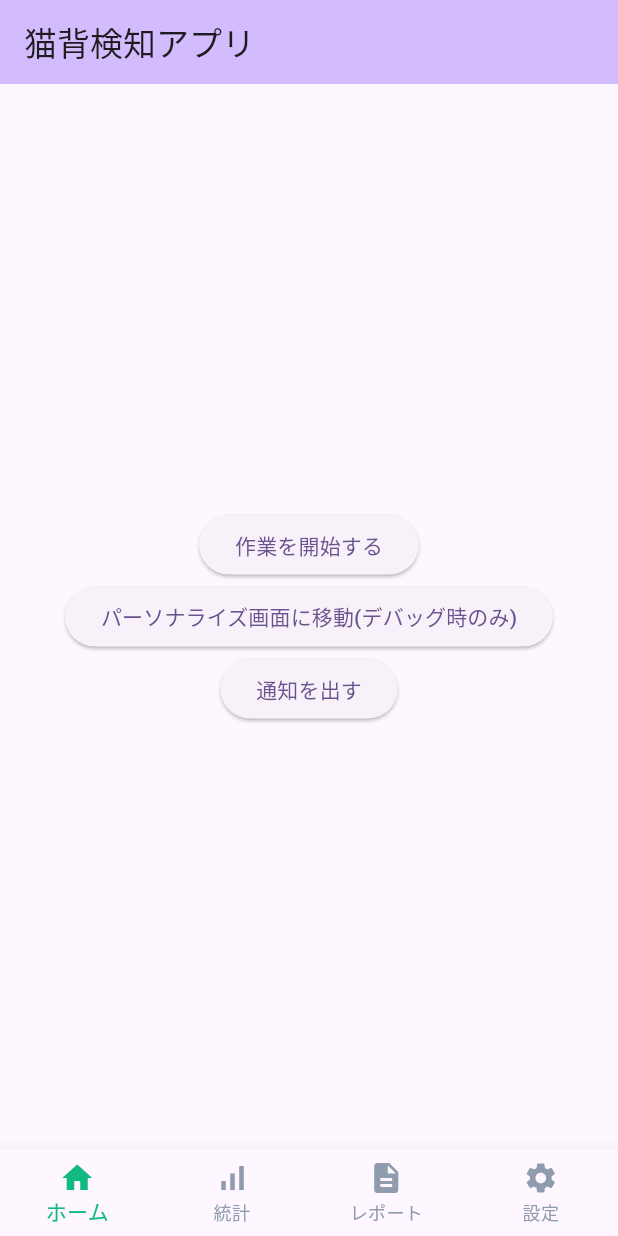
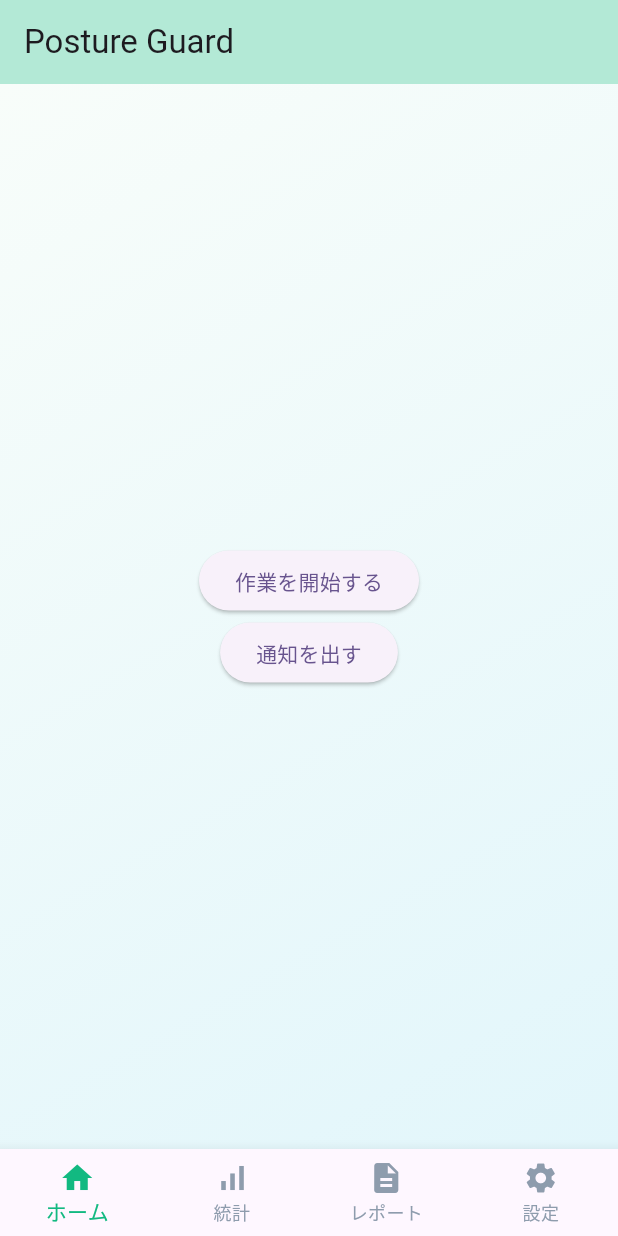
Before and after one commit to HackU-team6/frontend, a Flutter app: the screen it shows after launch, on a phone screen of 412 x 824 dp. Run offline on Flutter 3.47's test engine with Material 3 defaults, Android fonts, the phone set to English and light mode, and no system bars; our stand-ins replace flutter_local_notifications.

Commit message:
アプリのタイトルとホーム画面のタイトルを「Posture Guard」に変更し、分析画面、レポート画面、設定画面を追加

```diff
--- a/lib/nekoze_app.dart
+++ b/lib/nekoze_app.dart
@@ -7,11 +7,11 @@ class NekozeApp extends StatelessWidget {
   @override
   Widget build(BuildContext context) {
     return MaterialApp(
-      title: '猫背検知アプリ',
+      title: 'Posture Guard',
       theme: ThemeData(
         colorScheme: ColorScheme.fromSeed(seedColor: Colors.deepPurple),
       ),
-      home: const HomeScreen(title: '猫背検知アプリ'),
+      home: const HomeScreen(title: 'Posture Guard'),
       debugShowCheckedModeBanner: false,
     );
   }
--- a/lib/screen/home_screen.dart
+++ b/lib/screen/home_screen.dart
@@ -1,8 +1,11 @@
 import 'package:flutter/material.dart';
 import 'package:flutter_local_notifications/flutter_local_notifications.dart';
 import 'package:nekoze_notify/main.dart';
+import 'package:nekoze_notify/screen/analysis_screen.dart';
 import 'package:nekoze_notify/screen/home_screen_content.dart';
 import 'package:nekoze_notify/screen/personalize_screen.dart';
+import 'package:nekoze_notify/screen/report_screen.dart';
+import 'package:nekoze_notify/screen/setting_screen.dart';
 
 class HomeScreen extends StatefulWidget {
   const HomeScreen({super.key, required this.title});
@@ -26,9 +29,9 @@ class _HomeScreenState extends State<HomeScreen> {
         },
         onNotifyPressed: _showPostureNotification,
       ),
-      const Center(child: Text('統計')),
-      const Center(child: Text('レポート')),
-      const PersonalizeScreen(),
+      AnalysisScreen(),
+      ReportScreen(),
+      SettingScreen(),
     ];
   }
 
@@ -59,7 +62,7 @@ class _HomeScreenState extends State<HomeScreen> {
   Widget build(BuildContext context) {
     return Scaffold(
       appBar: AppBar(
-        backgroundColor: Theme.of(context).colorScheme.inversePrimary,
+        backgroundColor: const Color(0xFFB3E9D6),
         title: Text(widget.title),
       ),
       body: _pages[_selectedIndex],
--- a/lib/screen/home_screen_content.dart
+++ b/lib/screen/home_screen_content.dart
@@ -1,20 +1,27 @@
 // lib/screen/home_screen_content.dart
 import 'package:flutter/material.dart';
-import 'package:nekoze_notify/screen/personalize_screen.dart';
 
 class HomeScreenContent extends StatelessWidget {
   final VoidCallback onStartPressed;
   final VoidCallback onNotifyPressed;
 
   const HomeScreenContent({
-    Key? key,
+    super.key,
     required this.onStartPressed,
     required this.onNotifyPressed,
-  }) : super(key: key);
+  });
 
   @override
   Widget build(BuildContext context) {
-    return Center(
+    return Container(
+      decoration: const BoxDecoration(
+        gradient: LinearGradient(
+          begin: Alignment.topLeft,
+          end: Alignment.bottomRight,
+          colors: [Color(0xFFF8FDFA), Color(0xFFE2F6FB)],
+        ),
+      ),
+      child: Center(
         child: Column(
           mainAxisAlignment: MainAxisAlignment.center,
           children: [
@@ -23,20 +30,12 @@ class HomeScreenContent extends StatelessWidget {
               child: const Text('作業を開始する'),
             ),
             ElevatedButton(
-            onPressed: () {
-              Navigator.push(
-                context,
-                MaterialPageRoute(builder: (_) => const PersonalizeScreen()),
-              );
-            },
-            child: const Text('パーソナライズ画面に移動(デバッグ時のみ)'),
-          ),
-          ElevatedButton(
               onPressed: onNotifyPressed,
               child: const Text('通知を出す'),
             ),
           ],
         ),
+      ),
     );
   }
 }
```
Also changed, not shown: lib/screen/analysis_screen.dart (added, +24 -0 lines), lib/screen/report_screen.dart (added, +24 -0 lines), lib/screen/setting_screen.dart (added, +24 -0 lines). Lines whose indentation alone changed are shown as unchanged.
